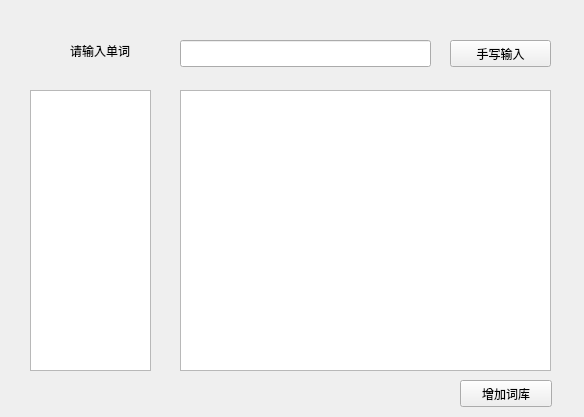
This is dictionary.ui in tsuibin/project-dictionary as Qt 5 draws it before an edit. The edited form follows.
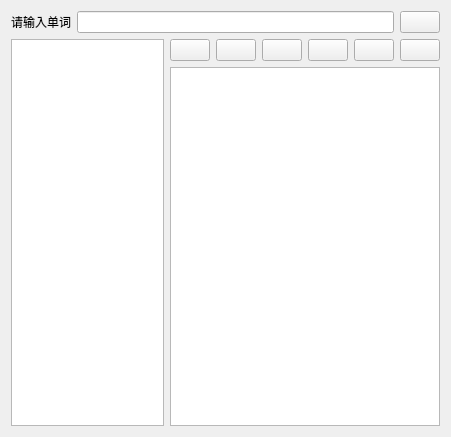
This is the edited form. Icons and pictures are not drawn.

Diff of the .ui file:
```diff
--- a/dictionary.ui
+++ b/dictionary.ui
@@ -6,88 +6,155 @@
    <rect>
     <x>0</x>
     <y>0</y>
-    <width>584</width>
-    <height>417</height>
+    <width>451</width>
+    <height>437</height>
    </rect>
   </property>
   <property name="windowTitle">
    <string>AKA多功能词典</string>
   </property>
-  <widget class="QLineEdit" name="WordIput">
-   <property name="geometry">
-    <rect>
-     <x>180</x>
-     <y>40</y>
-     <width>251</width>
-     <height>27</height>
-    </rect>
-   </property>
-  </widget>
-  <widget class="QPushButton" name="handw_input">
-   <property name="geometry">
-    <rect>
-     <x>450</x>
-     <y>40</y>
-     <width>101</width>
-     <height>27</height>
-    </rect>
-   </property>
-   <property name="text">
-    <string>手写输入</string>
-   </property>
-   <property name="autoDefault">
-    <bool>true</bool>
-   </property>
-   <property name="default">
-    <bool>false</bool>
-   </property>
-  </widget>
-  <widget class="QLabel" name="label">
-   <property name="geometry">
-    <rect>
-     <x>70</x>
-     <y>40</y>
-     <width>81</width>
-     <height>21</height>
-    </rect>
-   </property>
-   <property name="text">
-    <string>请输入单词</string>
-   </property>
-  </widget>
-  <widget class="QPushButton" name="pushButton">
-   <property name="geometry">
-    <rect>
-     <x>460</x>
-     <y>380</y>
-     <width>92</width>
-     <height>27</height>
-    </rect>
-   </property>
-   <property name="text">
-    <string>增加词库</string>
-   </property>
-  </widget>
-  <widget class="QListWidget" name="listWidget">
-   <property name="geometry">
-    <rect>
-     <x>30</x>
-     <y>90</y>
-     <width>121</width>
-     <height>281</height>
-    </rect>
-   </property>
-  </widget>
-  <widget class="QTextBrowser" name="MeanBrowser">
-   <property name="geometry">
-    <rect>
-     <x>180</x>
-     <y>90</y>
-     <width>371</width>
-     <height>281</height>
-    </rect>
-   </property>
-  </widget>
+  <property name="toolTip">
+   <string>发音</string>
+  </property>
+  <layout class="QGridLayout" name="gridLayout">
+   <item row="0" column="0">
+    <layout class="QVBoxLayout" name="verticalLayout_2">
+     <item>
+      <layout class="QHBoxLayout" name="horizontalLayout">
+       <item>
+        <widget class="QLabel" name="label">
+         <property name="text">
+          <string>请输入单词</string>
+         </property>
+        </widget>
+       </item>
+       <item>
+        <widget class="QLineEdit" name="WordIput"/>
+       </item>
+       <item>
+        <widget class="QPushButton" name="pushButton_2">
+         <property name="text">
+          <string/>
+         </property>
+         <property name="icon">
+          <iconset>
+           <normaloff>image/search.png</normaloff>image/search.png</iconset>
+         </property>
+        </widget>
+       </item>
+      </layout>
+     </item>
+     <item>
+      <layout class="QHBoxLayout" name="horizontalLayout_5">
+       <item>
+        <widget class="QListWidget" name="listWidget"/>
+       </item>
+       <item>
+        <layout class="QVBoxLayout" name="verticalLayout">
+         <item>
+          <layout class="QHBoxLayout" name="horizontalLayout_2">
+           <item>
+            <widget class="QPushButton" name="pushButton_4">
+             <property name="toolTip">
+              <string>保存</string>
+             </property>
+             <property name="text">
+              <string/>
+             </property>
+             <property name="icon">
+              <iconset>
+               <normaloff>image/save.png</normaloff>image/save.png</iconset>
+             </property>
+            </widget>
+           </item>
+           <item>
+            <widget class="QPushButton" name="pushButton_3">
+             <property name="toolTip">
+              <string>全文翻译</string>
+             </property>
+             <property name="text">
+              <string/>
+             </property>
+             <property name="icon">
+              <iconset>
+               <normaloff>image/fulltext.png</normaloff>image/fulltext.png</iconset>
+             </property>
+            </widget>
+           </item>
+           <item>
+            <widget class="QPushButton" name="pushButton_5">
+             <property name="toolTip">
+              <string>设置</string>
+             </property>
+             <property name="text">
+              <string/>
+             </property>
+             <property name="icon">
+              <iconset>
+               <normaloff>image/option.png</normaloff>image/option.png</iconset>
+             </property>
+            </widget>
+           </item>
+           <item>
+            <layout class="QHBoxLayout" name="horizontalLayout_3"/>
+           </item>
+           <item>
+            <widget class="QPushButton" name="soundbt">
+             <property name="text">
+              <string/>
+             </property>
+             <property name="icon">
+              <iconset>
+               <normaloff>image/laba.png</normaloff>image/laba.png</iconset>
+             </property>
+            </widget>
+           </item>
+           <item>
+            <widget class="QPushButton" name="pushButton">
+             <property name="toolTip">
+              <string>添加词库</string>
+             </property>
+             <property name="text">
+              <string/>
+             </property>
+             <property name="icon">
+              <iconset>
+               <normaloff>image/ciku.png</normaloff>image/ciku.png</iconset>
+             </property>
+            </widget>
+           </item>
+           <item>
+            <widget class="QPushButton" name="handw_input">
+             <property name="toolTip">
+              <string>手写输入</string>
+             </property>
+             <property name="text">
+              <string/>
+             </property>
+             <property name="icon">
+              <iconset>
+               <normaloff>image/maobi.png</normaloff>image/maobi.png</iconset>
+             </property>
+             <property name="autoDefault">
+              <bool>true</bool>
+             </property>
+             <property name="default">
+              <bool>false</bool>
+             </property>
+            </widget>
+           </item>
+          </layout>
+         </item>
+         <item>
+          <widget class="QTextBrowser" name="MeanBrowser"/>
+         </item>
+        </layout>
+       </item>
+      </layout>
+     </item>
+    </layout>
+   </item>
+  </layout>
  </widget>
  <layoutdefault spacing="6" margin="11"/>
  <resources/>
```
